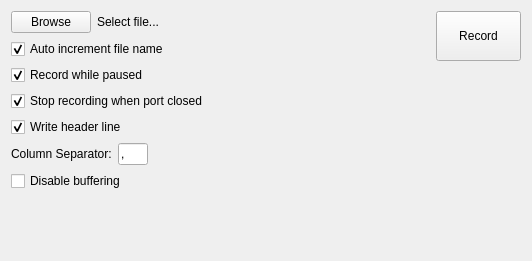
The window that src/recordpanel.ui (AlexanderAmelkin/SerialPlot) describes before a commit, drawn with Qt 5.
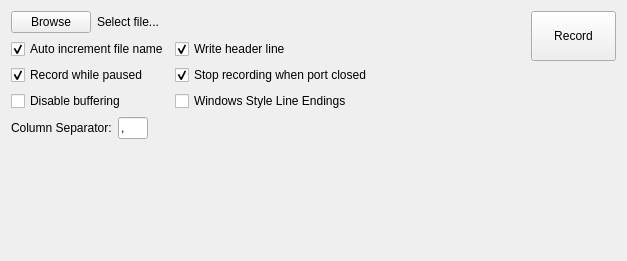
The same window after the commit.

Commit message: add windows style line endings option for recording

Diff of the .ui file:
```diff
--- a/src/recordpanel.ui
+++ b/src/recordpanel.ui
@@ -6,7 +6,7 @@
    <rect>
     <x>0</x>
     <y>0</y>
-    <width>532</width>
+    <width>627</width>
     <height>261</height>
    </rect>
   </property>
@@ -44,19 +44,21 @@
       </layout>
      </item>
      <item>
-      <widget class="QCheckBox" name="cbAutoIncrement">
+      <layout class="QGridLayout" name="gridLayout">
+       <item row="1" column="1">
+        <widget class="QCheckBox" name="cbHeader">
        <property name="toolTip">
         <string>Increments file name automatically everytime a new recording starts</string>
        </property>
        <property name="text">
-        <string>Auto increment file name</string>
+          <string>Write header line</string>
        </property>
        <property name="checked">
         <bool>true</bool>
        </property>
       </widget>
      </item>
-     <item>
+       <item row="2" column="0">
       <widget class="QCheckBox" name="cbRecordPaused">
        <property name="toolTip">
         <string>Continue recording to file even when plotting is paused</string>
@@ -69,7 +71,17 @@
        </property>
       </widget>
      </item>
-     <item>
+       <item row="3" column="0">
+        <widget class="QCheckBox" name="cbDisableBuffering">
+         <property name="toolTip">
+          <string>Do not buffer when writing to file. Check this if you are using other software to open the file during recording.</string>
+         </property>
+         <property name="text">
+          <string>Disable buffering</string>
+         </property>
+        </widget>
+       </item>
+       <item row="2" column="1">
       <widget class="QCheckBox" name="cbStopOnClose">
        <property name="text">
         <string>Stop recording when port closed</string>
@@ -79,18 +91,46 @@
        </property>
       </widget>
      </item>
-     <item>
-      <widget class="QCheckBox" name="cbHeader">
+       <item row="1" column="0">
+        <widget class="QCheckBox" name="cbAutoIncrement">
        <property name="toolTip">
         <string>Channel names are written to the first line of record file</string>
        </property>
        <property name="text">
-        <string>Write header line</string>
+          <string>Auto increment file name</string>
        </property>
        <property name="checked">
         <bool>true</bool>
        </property>
       </widget>
+       </item>
+       <item row="3" column="1">
+        <widget class="QCheckBox" name="cbWindowsLE">
+         <property name="toolTip">
+          <string>Use CR+LF as line endings. Some windows software may not show lines correctly otherwise. Can't be changed during recording.</string>
+         </property>
+         <property name="text">
+          <string>Windows Style Line Endings</string>
+         </property>
+         <property name="checked">
+          <bool>false</bool>
+         </property>
+        </widget>
+       </item>
+       <item row="1" column="2">
+        <spacer name="horizontalSpacer_2">
+         <property name="orientation">
+          <enum>Qt::Horizontal</enum>
+         </property>
+         <property name="sizeHint" stdset="0">
+          <size>
+           <width>1</width>
+           <height>20</height>
+          </size>
+         </property>
+        </spacer>
+       </item>
+      </layout>
      </item>
      <item>
       <layout class="QHBoxLayout" name="horizontalLayout_3">
@@ -132,16 +172,6 @@
        </item>
       </layout>
      </item>
-     <item>
-      <widget class="QCheckBox" name="cbDisableBuffering">
-       <property name="toolTip">
-        <string>Do not buffer when writing to file. Check this if you are using other software to open the file during recording.</string>
-       </property>
-       <property name="text">
-        <string>Disable buffering</string>
-       </property>
-      </widget>
-     </item>
      <item>
       <spacer name="verticalSpacer">
        <property name="orientation">
```
Left out of the diff: 4 changed lines with no effect on the pictures. Lines whose indentation alone changed are shown as unchanged. The commit also changes 3 other files.
